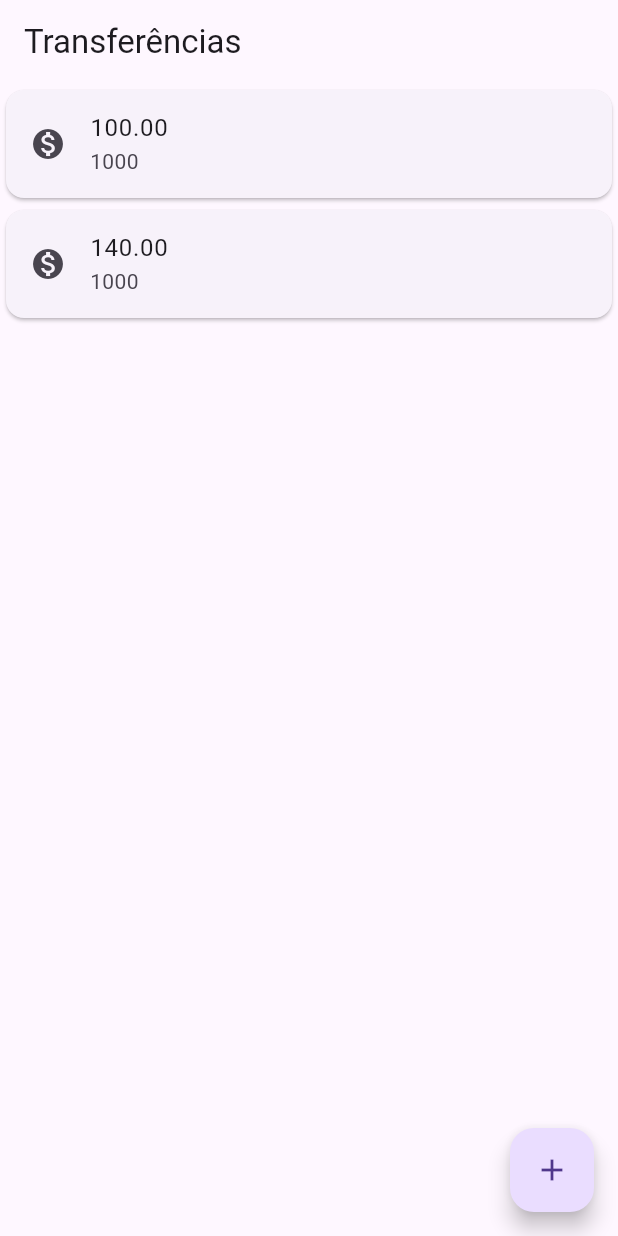
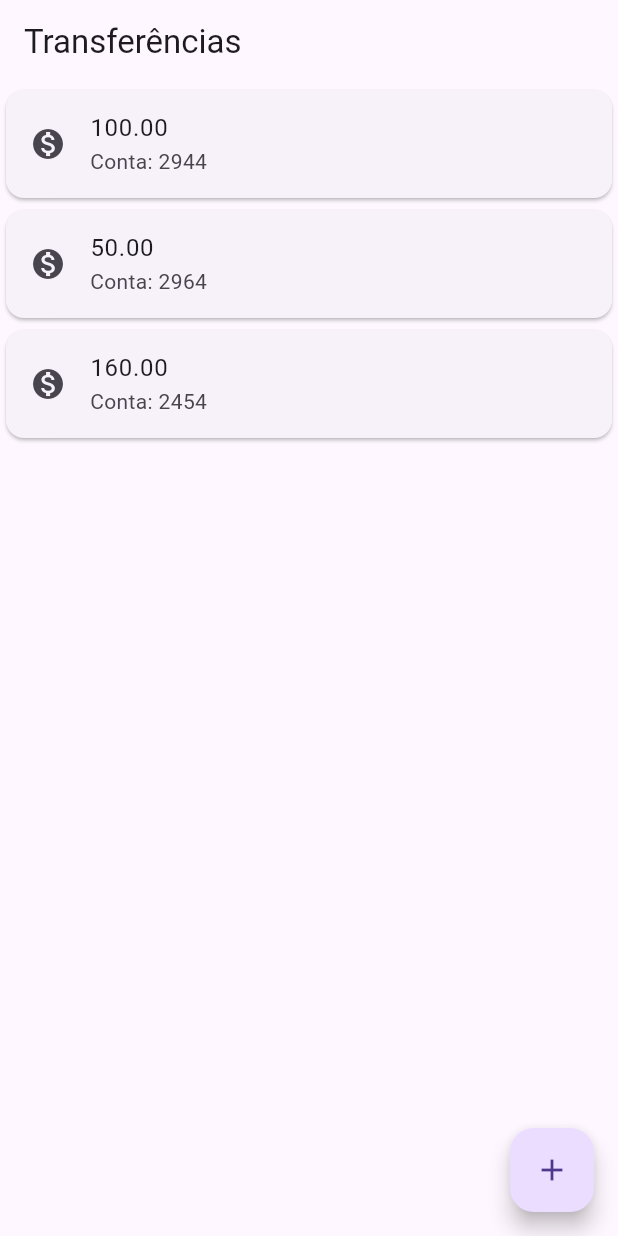
Before and after one commit to anaclaraberga/Byte-Bank, a Flutter app: the screen it shows after launch, on a phone screen of 412 x 824 dp. Run offline on Flutter 3.47's test engine with Material 3 defaults, Android fonts, the phone set to English and light mode, and no system bars.

Commit message:
Update: Refactoring

```diff
--- a/lib/main.dart
+++ b/lib/main.dart
@@ -1,26 +1,9 @@
-import 'dart:ffi';
-
 import 'package:flutter/material.dart';
 
 void main() {
   runApp(MaterialApp(
     home: Scaffold(
-      body: const Column(
-        children: [
-          Card(
-              child: ListTile(
-            leading: Icon(Icons.monetization_on),
-            title: Text('100.00'),
-            subtitle: Text('1000'),
-          )),
-          Card(
-              child: ListTile(
-            leading: Icon(Icons.monetization_on),
-            title: Text('140.00'),
-            subtitle: Text('1000'),
-          )),
-        ],
-      ),
+      body: TransferList(),
       appBar: AppBar(
         title: const Text('Transferências'),
       ),
@@ -33,3 +16,33 @@ void main() {
     ),
   ));
 }
+
+class TransferList extends StatelessWidget {
+  @override
+  Widget build(BuildContext context) {
+    return const Column(
+      children: [
+        TransferItem('100.00', 'Conta: 2944'),
+        TransferItem('50.00', 'Conta: 2964'),
+        TransferItem('160.00', 'Conta: 2454'),
+      ],
+    );
+  }
+}
+
+class TransferItem extends StatelessWidget {
+  final String value;
+  final String accountNumber;
+
+  const TransferItem(this.value, this.accountNumber);
+
+  @override
+  Widget build(BuildContext context) {
+    return Card(
+        child: ListTile(
+      leading: Icon(Icons.monetization_on),
+      title: Text(value),
+      subtitle: Text(accountNumber),
+    ));
+  }
+}
```
